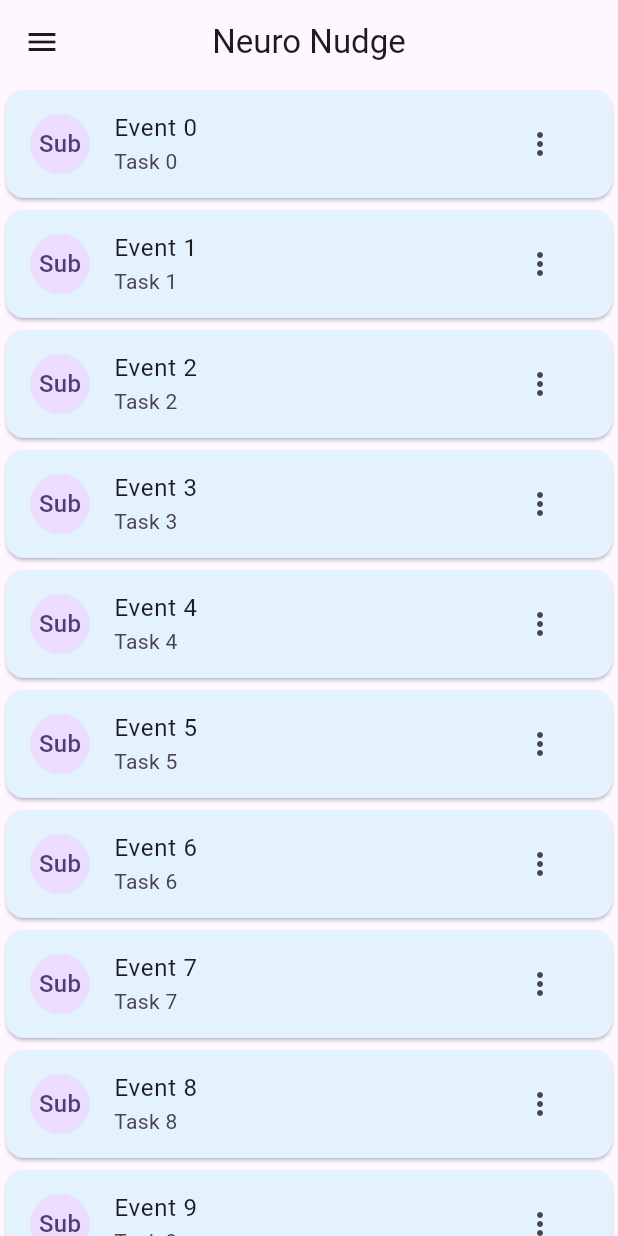
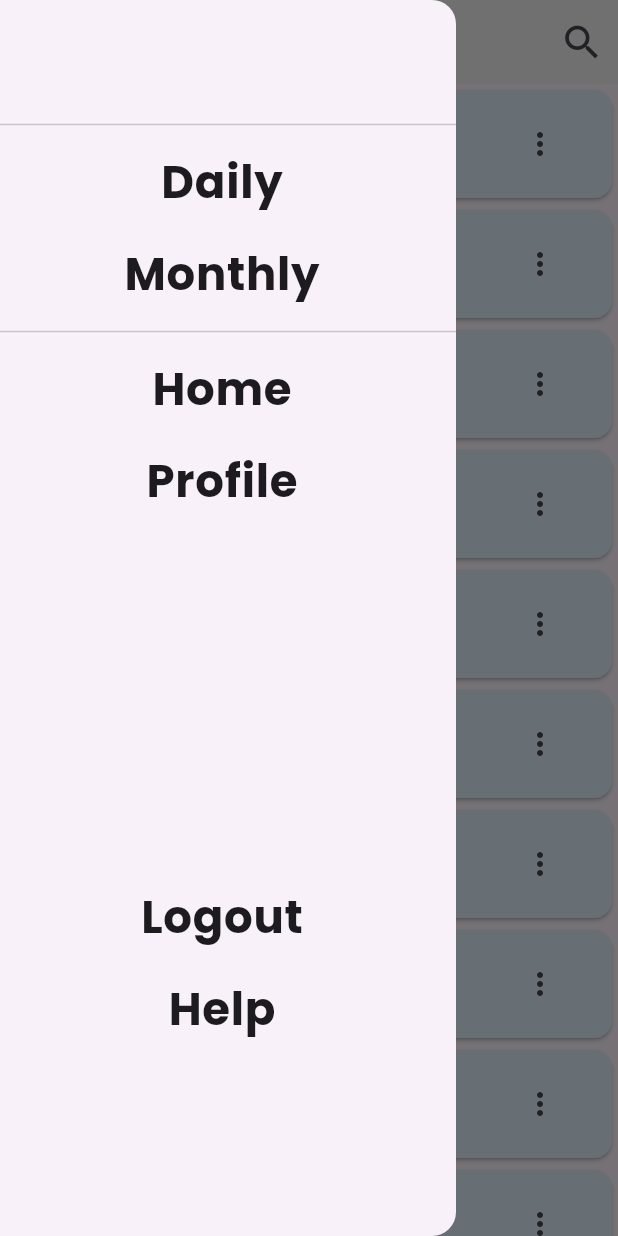
Before and after one commit to ucd-seniorDesign2324/Neuro-Nudge-Flutter-Project, a Flutter app: the screen it shows after launch, with the side drawer open (before the commit the screen has no drawer), on a phone screen of 412 x 824 dp. Run offline on Flutter 3.47's test engine with Material 3 defaults, Android fonts, the phone set to English and light mode, and no system bars; our stand-ins replace google_fonts, material_floating_search_bar_2.

Commit message:
Homepage structure created.

```diff
--- a/lib/home_page.dart
+++ b/lib/home_page.dart
@@ -1,58 +1,164 @@
 import 'package:flutter/material.dart';
+import 'package:google_fonts/google_fonts.dart';
+import 'package:material_floating_search_bar_2/material_floating_search_bar_2.dart';
+
+import 'package:nn/search_bar.dart';
 
     // TODO:
     // Fetch event data and display on list tiles.
-    // Implement search bar. (Tutorials available on Youtube)
-    // Implement drawer menu.
     // Define page navigations
     // Define monthly task view (Separate into own file if you feel so lead)
 
 
-class HomePage extends StatelessWidget {
+class HomePage extends StatefulWidget {
 
   const HomePage({super.key, required this.items});
 
   final List<String> items;
 
   @override
+  State<HomePage> createState() => _HomePageState();
+}
+
+class _HomePageState extends State<HomePage> {
+
+  final FloatingSearchBarController controller = FloatingSearchBarController();
+
+  @override
   Widget build(BuildContext context){
-    const String appTitle = 'Neuro Nudge';
-    return MaterialApp(
-      title: appTitle,
-      debugShowCheckedModeBanner: false,
-      // Basic theme. Will be modified down the road.
-      theme: ThemeData(
-        colorScheme: ColorScheme.fromSeed(seedColor: Colors.deepPurple),
-        cardTheme: CardTheme(color: Colors.blue.shade50),
-        useMaterial3: true,
+    const String appTitle = 'NeuroNudge';
+    return Scaffold(
+        appBar: appBar(appTitle),
+
+        drawer: Drawer(
+          child: Column(
+            children: [
+              const SizedBox(height: 75,),
+              const Divider(),
+
+              //
+              ListTile(
+                title: const Center(
+                  child: Text(
+                    'Daily',
+                    style: TextStyle(
+                      fontWeight: FontWeight.bold,
+                      fontSize: 30.0)
+                    )
                   ),
 
-      home: Scaffold(
-        appBar: AppBar(
-          leading: IconButton(
-            icon: const Icon(
-              Icons.menu,
-              semanticLabel: 'menu',
-            ),
-            onPressed: () {},
-          ),
-          centerTitle: true,
-          title: const Text(appTitle),
-
-          // TODO: Add search bar
+                onTap: (){
+                  Navigator.pop(context);
+                },
               ),
 
-        // TODO: Add drawer menu
+              ListTile(
+                title: const Center(
+                  child: Text(
+                    'Monthly',
+                    style: TextStyle(
+                      fontWeight: FontWeight.bold,
+                      fontSize: 30.0)
+                    )
+                  ),
+                  onTap: (){
+                  Navigator.pop(context);
+                }
+              ),
+
+              const Divider(),
+
+              ListTile(
+                title: const Center(
+                  child: Text(
+                    'Home',
+                    style: TextStyle(
+                      fontWeight: FontWeight.bold,
+                      fontSize: 30.0)
+                    )
+                  ),
+                  onTap: (){
+                  Navigator.pop(context);
+                }
+              ),
+
+              ListTile(
+                title: const Center(
+                  child: Text(
+                    'Profile',
+                    style: TextStyle(
+                      fontWeight: FontWeight.bold,
+                      fontSize: 30.0)
+                    )
+                  ),
+                  onTap: (){
+                  Navigator.pop(context);
+                }
+              ),
+
+              const SizedBox(height: 230,),
+
+              Expanded(
+                child: Column(
+                  children: [
+                    Align(
+                      alignment: FractionalOffset.bottomCenter,
+                      child: ListTile(
+                        title: const Center(
+                          child: Text(
+                            'Logout',
+                            style: TextStyle(
+                              fontWeight: FontWeight.bold,
+                              fontSize: 30.0)
+                            )
+                          ),
+                          onTap: (){
+                            Navigator.pop(context);
+                          }
+                        ),
+                    ),
+
+                    Align(
+                      alignment: FractionalOffset.bottomCenter,
+                      child: ListTile(
+                        title: const Center(
+                          child: Text(
+                            'Help',
+                            style: TextStyle(
+                              fontWeight: FontWeight.bold,
+                              fontSize: 30.0)
+                            )
+                          ),
+                          onTap: (){
+                            Navigator.pop(context);
+                          }
+                        ),
+                      ),
+                  ],
+                )
+              )
+            ],
+          )
+        ),
 
         // TODO: Add floating action button
 
-        body: Center(
+        body: Column(
+          children: [
+            Expanded(
+              child: listBuilder()
+            ),
+          ],
+        ),
+      );
+  }
+
+  Center listBuilder() {
+    // Generates cards
+
+    return Center(
         child: ListView.builder(
-            itemCount: items.length,
-
-            // prototypeItem: ListTile(
-            //   title: Text(items.first),
-            // ),
+          itemCount: widget.items.length,
 
           itemBuilder: (context, index){
             return Card(
@@ -62,25 +168,46 @@ class HomePage extends StatelessWidget {
                 subtitle: Text("Task $index"),
                 trailing: IconButton(
                   icon: const Icon(Icons.more_vert),
-                    onPressed: () { // Open task management view
+                  onPressed: () {
                     // TODO: Add navigation to task management view
-                    },),
+                  },
+                ),
               )
             );
           },
         ),
+      );
+  }
+
+  AppBar appBar(String appTitle) {
+    return AppBar(
+
+        centerTitle: true,
+
+        title: Text(
+          appTitle,
+          style: const TextStyle(
+            fontWeight: FontWeight.bold,
+            fontSize: 30.0)
           ),
-      )
+
+        backgroundColor: const Color(0xffF5F5F5),
+
+        actions:[
+          IconButton(
+            icon: const Icon(
+              Icons.search,
+              semanticLabel: 'search',
+            ),
+            iconSize: 30.0,
+            onPressed: () {
+              Navigator.push(
+                context,
+                MaterialPageRoute(builder: (context) => const SearchBarView()),
+              );
+            },
+          ),
+        ]
       );
   }
 }
-
-
-// class SearchBarView extends StatelessWidget{
-//   const SearchBarView({super.key})
-// }
-
-
-// class DrawerMenuView extends StatelessWidget{
-//   const SideBarView({super.key})
-// }
--- a/lib/main.dart
+++ b/lib/main.dart
@@ -11,9 +11,23 @@ class MyApp extends StatelessWidget {
   Widget build(BuildContext context){
     const String appTitle = 'Neuro Nudge';
     return MaterialApp(
-      // debugShowMaterialGrid: false,
+
+
       title: appTitle,
+
+
+      // Basic theme. Will be modified down the road.
+      theme: ThemeData(
+        fontFamily: 'Poppins',
+        colorScheme: ColorScheme.fromSeed(seedColor: Colors.deepPurple),
+        cardTheme: CardTheme(color: Colors.blue.shade50),
+        useMaterial3: true,
+      ),
+
+
       debugShowCheckedModeBanner: false,
+
+
       home: HomePage(items: List<String>.generate(10000, (i) => 'Item $i')),
     );
   }
```
Also changed, not shown: lib/search_bar.dart (added, +41 -0 lines), pubspec.yaml (+16 -7 lines), pubspec.lock, 1 other file. Lines whose indentation alone changed are shown as unchanged.
